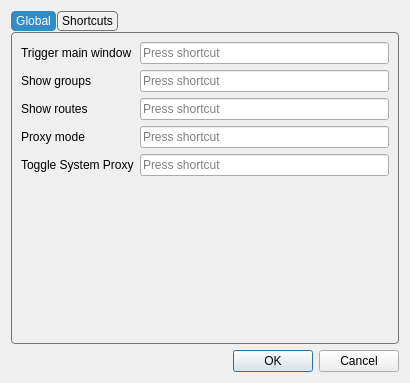
The window that include/ui/setting/dialog_hotkey.ui (throneproj/Throne) describes before a commit, drawn with Qt 5.
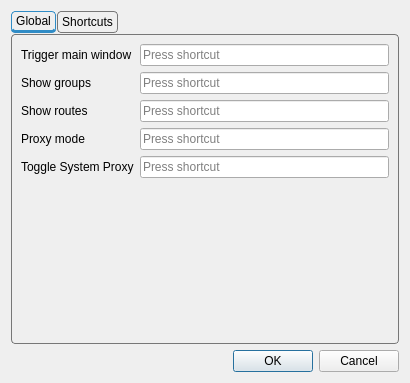
The same window after the commit. Custom widgets are drawn as their Qt base class.

Commit message:
Mark the active tab with a thicker bottom edge instead of a fill
Filling the selected tab with palette(highlight) follows the OS accent on
the System, Fusion and windows11 themes, which is the wrong color when the
accent does not match the theme. Keep the edge approach and make it
visible instead: the selected tab gets a 3px bottom edge in the same
highlight color the 1px border already uses, and the unselected tabs get
a transparent one so every tab keeps the same height.

Diff of the .ui file:
```diff
--- a/include/ui/setting/dialog_hotkey.ui
+++ b/include/ui/setting/dialog_hotkey.ui
@@ -30,6 +30,7 @@
 
 QTabBar::tab {
     border: 1px solid #777777;
+    border-bottom: 3px solid transparent;
     border-radius: 4px;
 
     padding: 2px 4px;
@@ -38,8 +39,7 @@
 
 QTabBar::tab:selected {
     border: 1px solid palette(highlight);
-    background: palette(highlight);
-    color: palette(highlighted-text);
+    border-bottom: 3px solid palette(highlight);
 }
 
 QTabBar::tab:!selected {
```
The commit also changes 6 other files.
